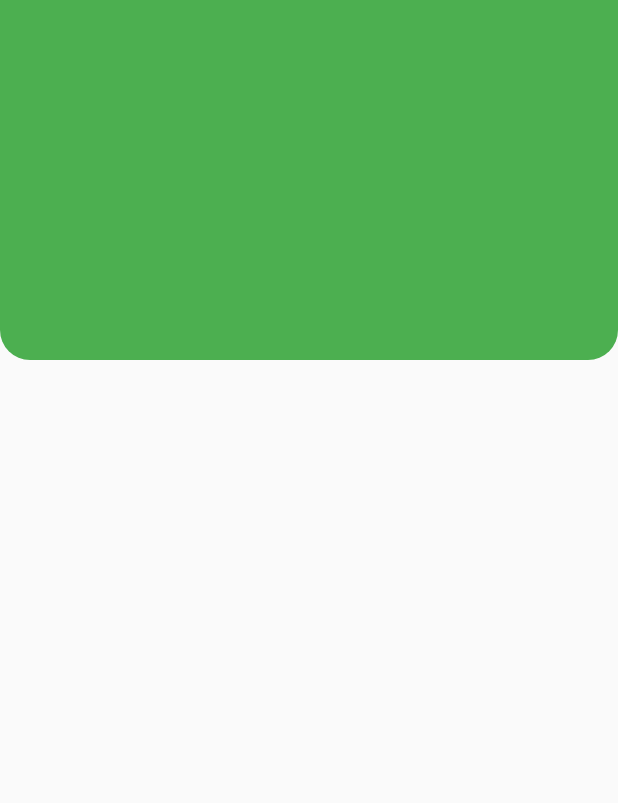
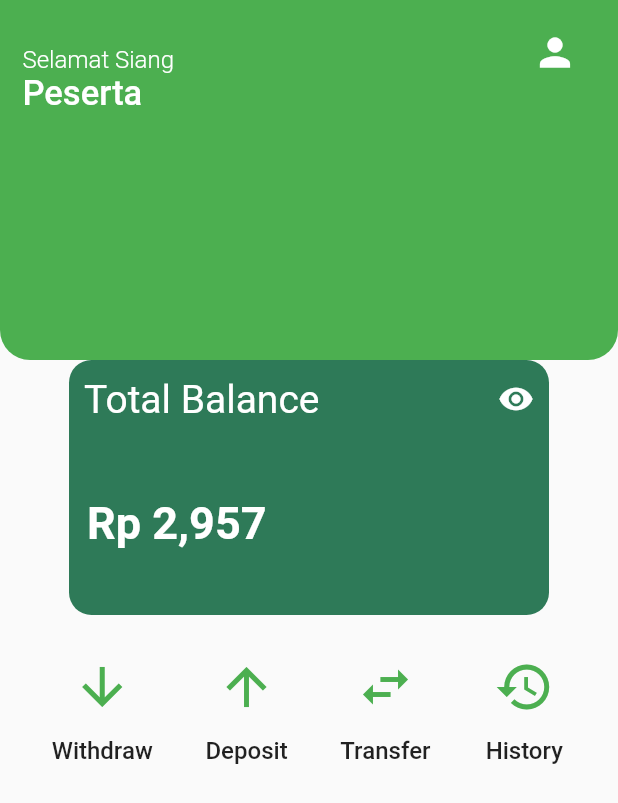
Before and after one commit to George535220173/UAS, a Flutter app: the screen it shows after launch, on a phone screen of 412 x 824 dp. Shown: the top 803 px of the screen. Run offline on Flutter 3.47's test engine with Material 2 defaults, Android fonts, the phone set to English and light mode, and no system bars.

Commit message:
menambhkan logo dan memperbagus balance

```diff
--- a/lib/home/home.dart
+++ b/lib/home/home.dart
@@ -1,12 +1,15 @@
 import 'package:flutter/material.dart';
 
-class home extends StatelessWidget {
-  const home({Key? key}) : super(key: key);
+class Home extends StatelessWidget {
+  const Home({Key? key}) : super(key: key);
 
   @override
   Widget build(BuildContext context) {
     return Scaffold(
-      body: SafeArea(child: Stack(
+      body: SafeArea(
+        child: Stack(
+          children: [
+            Column(
               children: [
                 Container(
                   width: double.infinity,
@@ -16,11 +19,148 @@ class home extends StatelessWidget {
                     borderRadius: BorderRadius.only(
                       bottomLeft: Radius.circular(20),
                       bottomRight: Radius.circular(20),
-              )
+                    ),
+                  ),
+                  child: Stack(
+                    children: [
+                      Positioned(
+                        top: 15,
+                        left: 350,
+                        child: ClipRRect(
+                          borderRadius: BorderRadius.circular(7),
+                          child: Container(
+                            height: 40,
+                            width: 40,
+                            color: Colors.transparent,
+                            child: Icon(
+                              Icons.person,
+                              size: 30,
+                              color: Colors.white,
+                            ),
+                          ),
+                        ),
+                      ),
+                      Padding(
+                        padding: const EdgeInsets.only(top: 30, left: 15),
+                        child: Column(
+                          crossAxisAlignment: CrossAxisAlignment.start,
+                          children: [
+                            Text(
+                              'Selamat Siang',
+                              style: TextStyle(
+                                fontWeight: FontWeight.w300,
+                                fontSize: 16,
+                                color: Colors.white,
+                              ),
+                            ),
+                            Text(
+                              'Peserta',
+                              style: TextStyle(
+                                fontWeight: FontWeight.w500,
+                                fontSize: 23,
+                                color: Colors.white,
+                              ),
+                            ),
+                          ],
                         ),
                       )
                     ],
-      )),
+                  ),
+                ),
+                Positioned(
+                  top: 160,
+                  left: 45,
+                  child: Container(
+                    height: 170,
+                    width: 320,
+                    decoration: BoxDecoration(
+                      color: Color.fromARGB(255, 46, 122, 88),
+                      borderRadius: BorderRadius.circular(15),
+                    ),
+                    child: Column(
+                      children: [
+                        SizedBox(height: 8),
+                        Padding(
+                          padding: const EdgeInsets.symmetric(
+                              horizontal: 10, vertical: 3),
+                          child: Row(
+                            mainAxisAlignment: MainAxisAlignment.spaceBetween,
+                            children: [
+                              Text(
+                                'Total Balance',
+                                style: TextStyle(
+                                  fontWeight: FontWeight.w400,
+                                  fontSize: 26,
+                                  color: Colors.white,
+                                ),
+                              ),
+                              Icon(
+                                Icons.remove_red_eye,
+                                color: Colors.white,
+                              )
+                            ],
+                          ),
+                        ),
+                        SizedBox(
+                          height: 7,
+                        ),
+                        Padding(
+                          padding: const EdgeInsets.only(left: 12, top: 40),
+                          child: Row(
+                            children: [
+                              Text(
+                                'Rp 2,957',
+                                style: TextStyle(
+                                  fontWeight: FontWeight.w600,
+                                  fontSize: 30,
+                                  color: Colors.white,
+                                ),
+                              )
+                            ],
+                          ),
+                        ),
+                      ],
+                    ),
+                  ),
+                ),
+                SizedBox(height: 20),
+                Row(
+                  mainAxisAlignment: MainAxisAlignment.spaceEvenly,
+                  children: [
+                    buildIconButton(Icons.arrow_downward, 'Withdraw'),
+                    buildIconButton(Icons.arrow_upward, 'Deposit'),
+                    buildIconButton(Icons.swap_horiz, 'Transfer'),
+                    buildIconButton(Icons.history, 'History'),
+                  ],
+                ),
+              ],
+            ),
+          ],
+        ),
+      ),
+    );
+  }
+
+  Widget buildIconButton(IconData icon, String label) {
+    return Column(
+      children: [
+        IconButton(
+          onPressed: () {
+            // Implement action for each button
+          },
+          icon: Icon(icon),
+          iconSize: 40,
+          color: Colors.green,
+        ),
+        SizedBox(height: 5),
+        Text(
+          label,
+          style: TextStyle(
+            fontSize: 16,
+            fontWeight: FontWeight.w500,
+          ),
+        ),
+      ],
     );
   }
 }
--- a/lib/main.dart
+++ b/lib/main.dart
@@ -1,5 +1,4 @@
 import 'package:flutter/material.dart';
-
 import 'home/home.dart';
 
 void main(){
@@ -13,7 +12,7 @@ class myApp extends StatelessWidget {
   Widget build (BuildContext context) {
     return MaterialApp(
       debugShowCheckedModeBanner: false,
-      home: home(),
+      home: Home(),
     );
   }
 }
```
Lines whose indentation alone changed are shown as unchanged.
